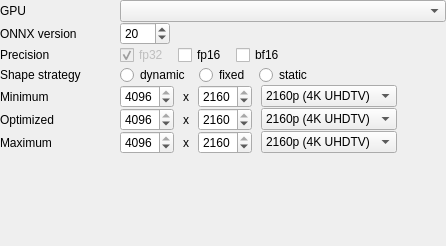
Above: ui/designer/ui_tensorrt_conversion_widget.ui from herlegon/hconvert before the change. Below: the same form after it.
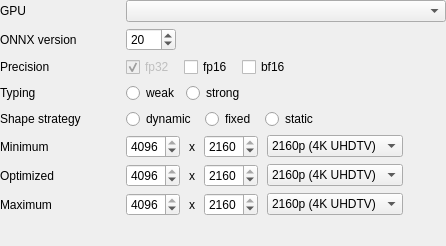
That is the form after the change.

```diff
--- a/ui/designer/ui_tensorrt_conversion_widget.ui
+++ b/ui/designer/ui_tensorrt_conversion_widget.ui
@@ -31,6 +31,12 @@
    </property>
    <item>
     <layout class="QFormLayout" name="main_layout">
+     <property name="horizontalSpacing">
+      <number>6</number>
+     </property>
+     <property name="verticalSpacing">
+      <number>6</number>
+     </property>
      <item row="0" column="0">
       <widget class="QLabel" name="label_18">
        <property name="sizePolicy">
@@ -174,14 +180,14 @@
        </item>
       </layout>
      </item>
-     <item row="3" column="0">
+     <item row="4" column="0">
       <widget class="QLabel" name="label_shape_strategy">
        <property name="text">
         <string>Shape strategy</string>
        </property>
       </widget>
      </item>
-     <item row="3" column="1">
+     <item row="4" column="1">
       <layout class="QHBoxLayout" name="layout_shape_strategy">
        <property name="spacing">
         <number>9</number>
@@ -249,7 +255,7 @@
        </item>
       </layout>
      </item>
-     <item row="4" column="0">
+     <item row="5" column="0">
       <widget class="QLabel" name="label_shape_w">
        <property name="enabled">
         <bool>true</bool>
@@ -259,7 +265,7 @@
        </property>
       </widget>
      </item>
-     <item row="4" column="1">
+     <item row="5" column="1">
       <layout class="QHBoxLayout" name="layout_shape_min">
        <property name="spacing">
         <number>9</number>
@@ -365,7 +371,7 @@
        </item>
       </layout>
      </item>
-     <item row="5" column="0">
+     <item row="6" column="0">
       <widget class="QLabel" name="label_shape_r">
        <property name="enabled">
         <bool>true</bool>
@@ -375,7 +381,7 @@
        </property>
       </widget>
      </item>
-     <item row="5" column="1">
+     <item row="6" column="1">
       <layout class="QHBoxLayout" name="layout_shape_opt">
        <property name="spacing">
         <number>9</number>
@@ -481,14 +487,14 @@
        </item>
       </layout>
      </item>
-     <item row="6" column="0">
+     <item row="7" column="0">
       <widget class="QLabel" name="label_10">
        <property name="text">
         <string>Maximum</string>
        </property>
       </widget>
      </item>
-     <item row="6" column="1">
+     <item row="7" column="1">
       <layout class="QHBoxLayout" name="layout_shape_max">
        <property name="spacing">
         <number>9</number>
@@ -594,6 +600,68 @@
        </item>
       </layout>
      </item>
+     <item row="3" column="0">
+      <widget class="QLabel" name="label_typing">
+       <property name="text">
+        <string>Typing</string>
+       </property>
+      </widget>
+     </item>
+     <item row="3" column="1">
+      <layout class="QHBoxLayout" name="horizontalLayout_2">
+       <item>
+        <widget class="QRadioButton" name="checkbox_weak">
+         <property name="text">
+          <string>weak</string>
+         </property>
+         <property name="checkable">
+          <bool>true</bool>
+         </property>
+         <property name="checked">
+          <bool>false</bool>
+         </property>
+         <property name="autoExclusive">
+          <bool>true</bool>
+         </property>
+         <attribute name="buttonGroup">
+          <string notr="true">buttonGroup_2</string>
+         </attribute>
+        </widget>
+       </item>
+       <item>
+        <widget class="QRadioButton" name="checkbox_strong">
+         <property name="text">
+          <string>strong</string>
+         </property>
+         <property name="checkable">
+          <bool>true</bool>
+         </property>
+         <property name="checked">
+          <bool>false</bool>
+         </property>
+         <property name="autoExclusive">
+          <bool>true</bool>
+         </property>
+         <attribute name="buttonGroup">
+          <string notr="true">buttonGroup_2</string>
+         </attribute>
+        </widget>
+       </item>
+       <item>
+        <spacer name="horizontalSpacer_12">
+         <property name="orientation">
+          <enum>Qt::Orientation::Horizontal</enum>
+         </property>
+         <property name="sizeHint" stdset="0">
+          <size>
+           <width>0</width>
+           <height>20</height>
+          </size>
+         </property>
+        </spacer>
+       </item>
+      </layout>
+     </item>
     </layout>
    </item>
   </layout>
```
Left out of the diff: 1 changed line with no effect on the pictures.
